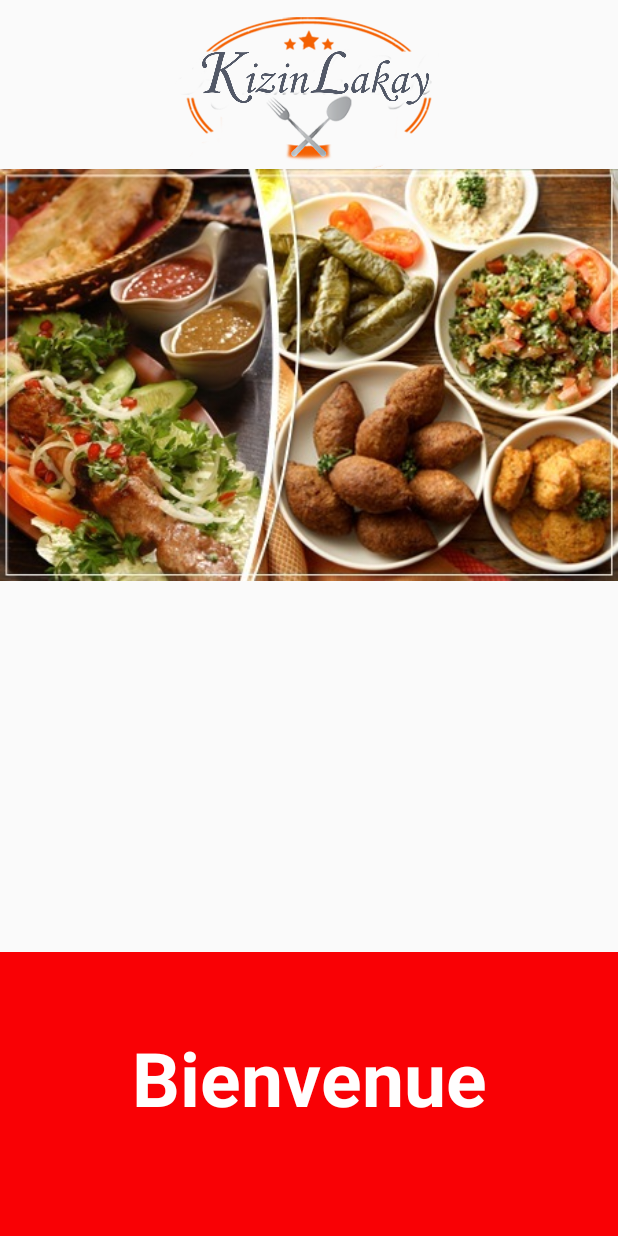
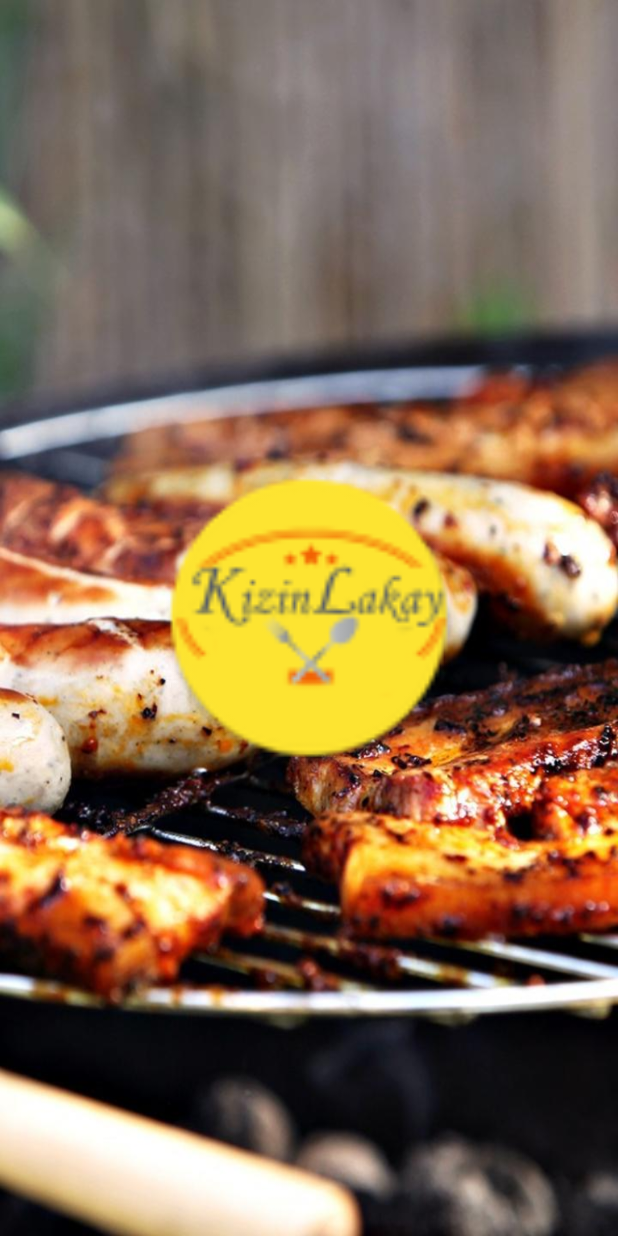
Before and after one commit to TeamKizinLakay/KizinLakay, an Android app: the HomeActivity screen opened directly, with no data from a screen before it, on a phone screen of 412 x 824 dp. Run offline under Robolectric (Android 15) with nearby library versions, the phone set to English and light mode, and no system bars.

Commit message:
Design Fix
Design Fix

```diff
--- a/app/src/main/java/com/example/thodlydugue/kizinlakayapp/DetailsActivity.java
+++ b/app/src/main/java/com/example/thodlydugue/kizinlakayapp/DetailsActivity.java
@@ -50,7 +50,7 @@ public class DetailsActivity extends AppCompatActivity {
         tvRecette.setText(recette.getNom_recette());
 
         tvIngredients = ButterKnife.findById(this, R.id.tvIngredients);
-        tvIngredients.setText("Ingredients: " + recette.getIngredients());
+        tvIngredients.setText(recette.getIngredients());
 
         tvpreparation = ButterKnife.findById(this, R.id.preparation);
         tvpreparation.setText(recette.getPreparation());
--- a/app/src/main/java/com/example/thodlydugue/kizinlakayapp/HomeActivity.java
+++ b/app/src/main/java/com/example/thodlydugue/kizinlakayapp/HomeActivity.java
@@ -22,7 +22,7 @@ public class HomeActivity extends AppCompatActivity {
                 startActivity(new Intent(HomeActivity.this, MenuActivity.class));
                 finish();
             }
-        }, secondsDelayed * 2000);
+        }, secondsDelayed * 3000);
 
 
 
--- a/app/src/main/res/layout/activity_home.xml
+++ b/app/src/main/res/layout/activity_home.xml
@@ -4,45 +4,17 @@
     xmlns:tools="http://schemas.android.com/tools"
     android:layout_width="match_parent"
     android:layout_height="match_parent"
+    android:background="@drawable/splash_background"
     tools:context="com.example.thodlydugue.kizinlakayapp.HomeActivity">
 
 
     <ImageView
         android:id="@+id/imageView"
-        android:layout_width="match_parent"
-        android:layout_height="130dp"
-        app:srcCompat="@drawable/logomodify"
-        android:layout_alignParentTop="true"
-        android:layout_alignParentStart="true" />
-
-    <ImageView
-        android:id="@+id/imageView5"
-        android:layout_width="match_parent"
-        android:layout_height="500dp"
-        android:layout_alignParentStart="true"
-        android:layout_alignParentTop="true"
-        app:srcCompat="@drawable/home21" />
-    <LinearLayout
-        android:layout_width="match_parent"
-        android:layout_height="189dp"
-        android:background="@color/colorPrimary"
-        android:layout_alignParentBottom="true"
-        android:layout_alignParentStart="true"
-
-        android:weightSum="1">
+        android:layout_width="200dp"
+        android:layout_height="200dp"
+        android:layout_centerHorizontal="true"
+        android:layout_centerVertical="true"
+        android:src="@mipmap/ic_logo" />
 
 
-        <TextView
-            android:id="@+id/textView5"
-            android:layout_width="match_parent"
-            android:layout_height="wrap_content"
-            android:layout_marginTop="50dp"
-            android:layout_weight="1.13"
-            android:gravity="center_horizontal"
-            android:text="Bienvenue"
-
-            android:textColor="@color/white"
-            android:textSize="50dp"
-            android:textStyle="bold" />
-    </LinearLayout>
 </RelativeLayout>
```
Also changed, not shown: app/src/main/res/layout/activity_details.xml (+88 -74 lines), app/src/main/res/layout/recette_layout.xml (+54 -75 lines), app/src/main/ic_logo-web.png (added), app/src/main/res/drawable/background_splash.jpg (added), app/src/main/res/drawable/splash_background.jpg (added), app/src/main/res/mipmap-hdpi/ic_logo.png (added), app/src/main/res/mipmap-mdpi/ic_logo.png (added), app/src/main/res/mipmap-xhdpi/ic_logo.png (added), app/src/main/res/mipmap-xxhdpi/ic_logo.png (added), app/src/main/res/mipmap-xxxhdpi/ic_logo.png (added).
